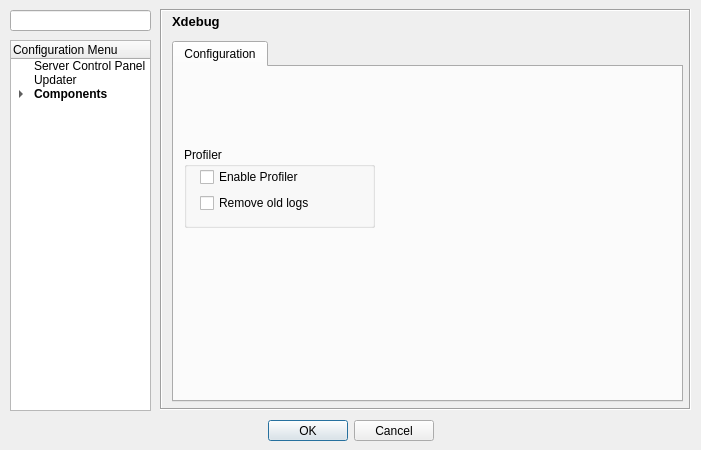
Above: src/config/configurationdialog.ui from WPN-XM/server-control-panel before the change. Below: the same form after it.
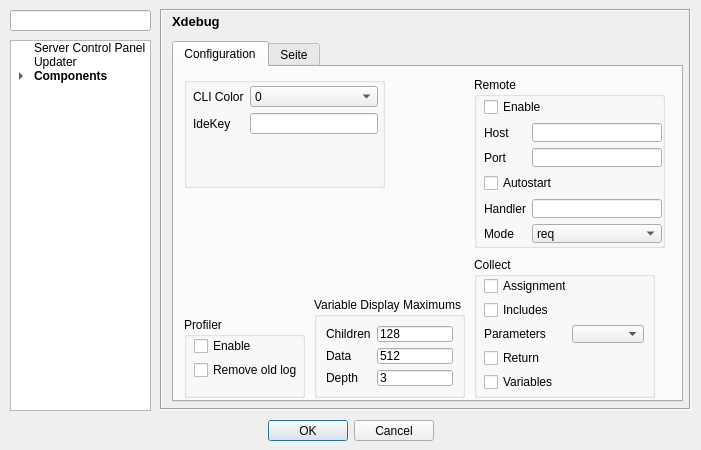
That is the form after the change. The open tabs and pages were chosen to show the change. Icons and pictures are not drawn.

Commit message: add xdebug config panel

Diff of the .ui file:
```diff
--- a/src/config/configurationdialog.ui
+++ b/src/config/configurationdialog.ui
@@ -82,7 +82,7 @@
     <bool>false</bool>
    </property>
    <attribute name="headerVisible">
-    <bool>true</bool>
+    <bool>false</bool>
    </attribute>
    <attribute name="headerDefaultSectionSize">
     <number>100</number>
@@ -1131,6 +1131,9 @@
      </property>
     </widget>
     <widget class="QTabWidget" name="tabWidget_xdebug">
+     <property name="enabled">
+      <bool>true</bool>
+     </property>
      <property name="geometry">
       <rect>
        <x>10</x>
@@ -1150,8 +1153,8 @@
        <property name="geometry">
         <rect>
          <x>10</x>
-         <y>80</y>
-         <width>191</width>
+         <y>250</y>
+         <width>121</width>
          <height>81</height>
         </rect>
        </property>
@@ -1163,28 +1166,308 @@
          <rect>
           <x>10</x>
           <y>20</y>
-          <width>171</width>
-          <height>51</height>
+          <width>103</width>
+          <height>42</height>
+         </rect>
+        </property>
+        <layout class="QGridLayout" name="gridLayout_5">
+         <item row="0" column="0">
+          <widget class="QCheckBox" name="checkBox_xdebug_enable_profiler">
+           <property name="text">
+            <string>Enable</string>
+           </property>
+          </widget>
+         </item>
+         <item row="1" column="0">
+          <widget class="QCheckBox" name="checkBox_xdebug_remove_old_logs">
+           <property name="text">
+            <string>Remove old logs</string>
+           </property>
+          </widget>
+         </item>
+        </layout>
+       </widget>
+      </widget>
+      <widget class="QGroupBox" name="groupBox_4">
+       <property name="geometry">
+        <rect>
+         <x>300</x>
+         <y>10</y>
+         <width>191</width>
+         <height>171</height>
+        </rect>
+       </property>
+       <property name="title">
+        <string>Remote</string>
+       </property>
+       <widget class="QWidget" name="formLayoutWidget_11">
+        <property name="geometry">
+         <rect>
+          <x>10</x>
+          <y>20</y>
+          <width>178</width>
+          <height>146</height>
+         </rect>
+        </property>
+        <layout class="QGridLayout" name="gridLayout_6">
+         <item row="0" column="0" colspan="2">
+          <widget class="QCheckBox" name="checkBox_xdebug_remote_enable">
+           <property name="text">
+            <string>Enable</string>
+           </property>
+          </widget>
+         </item>
+         <item row="1" column="0">
+          <widget class="QLabel" name="label_xdebug_remote_host">
+           <property name="text">
+            <string>Host</string>
+           </property>
+          </widget>
+         </item>
+         <item row="1" column="1">
+          <widget class="QLineEdit" name="lineEdit_xdebug_remote_host"/>
+         </item>
+         <item row="2" column="0">
+          <widget class="QLabel" name="label_xdebug_remote_port">
+           <property name="text">
+            <string>Port</string>
+           </property>
+          </widget>
+         </item>
+         <item row="2" column="1">
+          <widget class="QLineEdit" name="lineEdit_xdebug_remote_port"/>
+         </item>
+         <item row="3" column="0" colspan="2">
+          <widget class="QCheckBox" name="checkBox_xdebug_remote_autostart">
+           <property name="text">
+            <string>Autostart</string>
+           </property>
+          </widget>
+         </item>
+         <item row="4" column="0">
+          <widget class="QLabel" name="label_xdebug_remote_handler">
+           <property name="text">
+            <string>Handler</string>
+           </property>
+          </widget>
+         </item>
+         <item row="4" column="1">
+          <widget class="QLineEdit" name="lineEdit_xdebug_remote_handler"/>
+         </item>
+         <item row="5" column="0">
+          <widget class="QLabel" name="label_xdebug_remote_mode">
+           <property name="text">
+            <string>Mode</string>
+           </property>
+          </widget>
+         </item>
+         <item row="5" column="1">
+          <widget class="QComboBox" name="comboBox_xdebug_remote_mode">
+           <item>
+            <property name="text">
+             <string>req</string>
+            </property>
+           </item>
+           <item>
+            <property name="text">
+             <string>jit</string>
+            </property>
+           </item>
+          </widget>
+         </item>
+        </layout>
+       </widget>
+      </widget>
+      <widget class="QGroupBox" name="groupBox_5">
+       <property name="geometry">
+        <rect>
+         <x>10</x>
+         <y>10</y>
+         <width>201</width>
+         <height>111</height>
+        </rect>
+       </property>
+       <property name="title">
+        <string/>
+       </property>
+       <widget class="QWidget" name="formLayoutWidget_12">
+        <property name="geometry">
+         <rect>
+          <x>9</x>
+          <y>9</y>
+          <width>185</width>
+          <height>48</height>
          </rect>
         </property>
         <layout class="QFormLayout" name="formLayout_8">
+         <item row="0" column="0">
+          <widget class="QLabel" name="label_11">
+           <property name="text">
+            <string>CLI Color</string>
+           </property>
+          </widget>
+         </item>
          <item row="0" column="1">
+          <widget class="QComboBox" name="comboBox_xdebug_cli_color">
+           <item>
+            <property name="text">
+             <string>0</string>
+            </property>
+           </item>
+           <item>
+            <property name="text">
+             <string>1</string>
+            </property>
+           </item>
+           <item>
+            <property name="text">
+             <string>2</string>
+            </property>
+           </item>
+          </widget>
+         </item>
+         <item row="1" column="0">
+          <widget class="QLabel" name="label_xdebug_idekey">
+           <property name="text">
+            <string>IdeKey</string>
+           </property>
+          </widget>
+         </item>
+         <item row="1" column="1">
+          <widget class="QLineEdit" name="lineEdit_xdebug_idekey"/>
+         </item>
+        </layout>
+       </widget>
+      </widget>
+      <widget class="QGroupBox" name="groupBox_6">
+       <property name="geometry">
+        <rect>
+         <x>300</x>
+         <y>190</y>
+         <width>181</width>
+         <height>141</height>
+        </rect>
+       </property>
+       <property name="title">
+        <string>Collect</string>
+       </property>
+       <widget class="QWidget" name="formLayoutWidget_13">
+        <property name="geometry">
+         <rect>
+          <x>10</x>
+          <y>20</y>
+          <width>160</width>
+          <height>114</height>
+         </rect>
+        </property>
+        <layout class="QGridLayout" name="gridLayout_7">
+         <item row="0" column="0">
+          <widget class="QCheckBox" name="checkBox_xdebug_collect_assignments">
+           <property name="text">
+            <string>Assignments</string>
+           </property>
+          </widget>
+         </item>
+         <item row="1" column="0">
           <widget class="QCheckBox" name="checkBox">
            <property name="text">
-            <string>Enable Profiler</string>
+            <string>Includes</string>
            </property>
           </widget>
          </item>
-         <item row="1" column="1">
-          <widget class="QCheckBox" name="checkBox_2">
+         <item row="2" column="0">
+          <widget class="QLabel" name="label_10">
            <property name="text">
-            <string>Remove old logs</string>
+            <string>Parameters</string>
+           </property>
+          </widget>
+         </item>
+         <item row="2" column="1">
+          <widget class="QComboBox" name="comboBox_xdebug_collect_params"/>
+         </item>
+         <item row="3" column="0">
+          <widget class="QCheckBox" name="checkBox_xdebug_collect_return">
+           <property name="text">
+            <string>Return</string>
+           </property>
+          </widget>
+         </item>
+         <item row="4" column="0">
+          <widget class="QCheckBox" name="checkBox_xdebug_collect_vars">
+           <property name="text">
+            <string>Variables</string>
            </property>
           </widget>
          </item>
         </layout>
        </widget>
       </widget>
+      <widget class="QGroupBox" name="groupBox_7">
+       <property name="geometry">
+        <rect>
+         <x>140</x>
+         <y>230</y>
+         <width>151</width>
+         <height>101</height>
+        </rect>
+       </property>
+       <property name="title">
+        <string>Variable Display Maximums</string>
+       </property>
+       <layout class="QGridLayout" name="gridLayout_10">
+        <item row="0" column="0">
+         <layout class="QGridLayout" name="gridLayout_8">
+          <item row="0" column="0">
+           <widget class="QLabel" name="label_12">
+            <property name="text">
+             <string>Children</string>
+            </property>
+           </widget>
+          </item>
+          <item row="0" column="1">
+           <widget class="QLineEdit" name="lineEdit_xdebug_var_display_max_children">
+            <property name="text">
+             <string>128</string>
+            </property>
+           </widget>
+          </item>
+          <item row="1" column="0">
+           <widget class="QLabel" name="label_14">
+            <property name="text">
+             <string>Data</string>
+            </property>
+           </widget>
+          </item>
+          <item row="1" column="1">
+           <widget class="QLineEdit" name="lineEdit_xdebug_var_display_max_data">
+            <property name="text">
+             <string>512</string>
+            </property>
+           </widget>
+          </item>
+          <item row="2" column="0">
+           <widget class="QLabel" name="label_15">
+            <property name="text">
+             <string>Depth</string>
+            </property>
+           </widget>
+          </item>
+          <item row="2" column="1">
+           <widget class="QLineEdit" name="lineEdit_xdebug_var_display_max_depth">
+            <property name="text">
+             <string>3</string>
+            </property>
+           </widget>
+          </item>
+         </layout>
+        </item>
+       </layout>
+      </widget>
+     </widget>
+     <widget class="QWidget" name="tab_2">
+      <attribute name="title">
+       <string>Seite</string>
+      </attribute>
      </widget>
     </widget>
    </widget>
```
Left out of the diff: 2 changed lines with no effect on the pictures. The commit also changes 2 other files.
